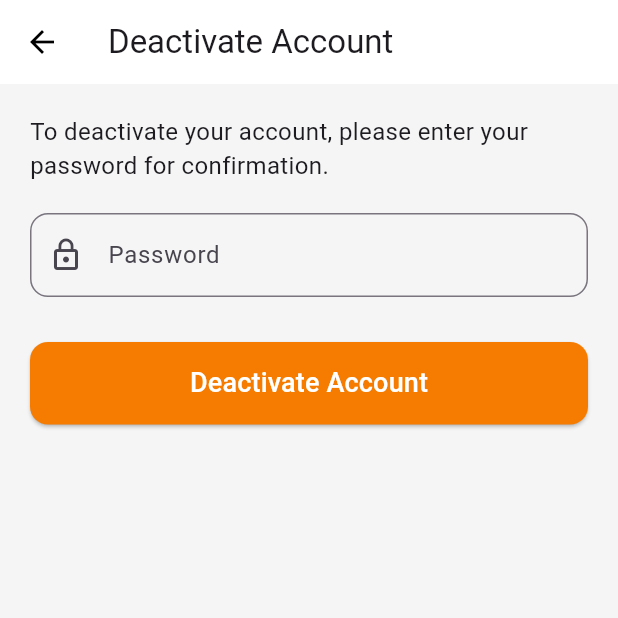
After one commit to AzfarSharifuddin/CScore, a Flutter app: the StudentProfilePage screen opened directly, after a tap on "Deactivate Account", on a phone screen of 412 x 824 dp, the top half of it. The commit adds this screen. Run offline on Flutter 3.47's test engine with Material 3 defaults, Android fonts, the light colour scheme and no system bars; our stand-ins replace chewie, cloud_firestore, connectivity_plus, dio, file_picker, firebase_auth and 9 more; missing offline and left inert: pdfx, video_compress, video_thumbnail; accounts and stored records are empty; network calls fail.

Commit message:
deactivate student

```diff
--- /dev/null
+++ b/cscore/lib/AccountModule/screen/deactivateaccount.dart
@@ -0,0 +1,118 @@
+import 'package:flutter/material.dart';
+import 'package:firebase_auth/firebase_auth.dart';
+import 'package:cloud_firestore/cloud_firestore.dart';
+
+class DeactivateAccountPage extends StatefulWidget {
+  const DeactivateAccountPage({super.key});
+
+  @override
+  State<DeactivateAccountPage> createState() => _DeactivateAccountPageState();
+}
+
+class _DeactivateAccountPageState extends State<DeactivateAccountPage> {
+  final _passwordController = TextEditingController();
+  bool _isLoading = false;
+
+  final _auth = FirebaseAuth.instance;
+  final _firestore = FirebaseFirestore.instance;
+
+  Future<void> _deactivate() async {
+    setState(() => _isLoading = true);
+
+    try {
+      final user = _auth.currentUser;
+      if (user == null) return;
+
+      final email = user.email!;
+      final password = _passwordController.text.trim();
+
+      // 🔐 1. Re-authenticate user
+      final cred = EmailAuthProvider.credential(email: email, password: password);
+      await user.reauthenticateWithCredential(cred);
+
+      // 🟥 2. Update Firestore status to "Deactivated"
+      await _firestore.collection("user").doc(user.uid).update({
+        "status": "Deactivated",
+      });
+
+      // 🚪 3. Sign out the user
+      await _auth.signOut();
+
+      if (!mounted) return;
+      Navigator.pushNamedAndRemoveUntil(context, '/', (route) => false);
+
+      ScaffoldMessenger.of(context).showSnackBar(
+        const SnackBar(
+          content: Text("Your account has been deactivated."),
+          backgroundColor: Colors.orange,
+        ),
+      );
+
+    } on FirebaseAuthException catch (e) {
+      setState(() => _isLoading = false);
+
+      String msg = "Error occurred.";
+      if (e.code == "wrong-password") msg = "Incorrect password.";
+      if (e.code == "invalid-credential") msg = "Invalid password.";
+
+      ScaffoldMessenger.of(context).showSnackBar(
+        SnackBar(content: Text(msg), backgroundColor: Colors.red),
+      );
+    }
+  }
+
+  @override
+  Widget build(BuildContext context) {
+    return Scaffold(
+      appBar: AppBar(
+        title: const Text("Deactivate Account"),
+        backgroundColor: Colors.white,
+        elevation: 0,
+        iconTheme: const IconThemeData(color: Colors.black),
+      ),
+      backgroundColor: Colors.grey[100],
+      body: Padding(
+        padding: const EdgeInsets.all(20),
+        child: Column(
+          crossAxisAlignment: CrossAxisAlignment.start,
+          children: [
+            const Text(
+              "To deactivate your account, please enter your password for confirmation.",
+              style: TextStyle(fontSize: 16),
+            ),
+            const SizedBox(height: 20),
+
+            TextField(
+              controller: _passwordController,
+              obscureText: true,
+              decoration: InputDecoration(
+                labelText: "Password",
+                prefixIcon: const Icon(Icons.lock_outline),
+                border: OutlineInputBorder(
+                  borderRadius: BorderRadius.circular(12),
+                ),
+              ),
+            ),
+
+            const SizedBox(height: 30),
+
+            _isLoading
+                ? const Center(child: CircularProgressIndicator())
+                : ElevatedButton(
+                    onPressed: _deactivate,
+                    style: ElevatedButton.styleFrom(
+                      backgroundColor: Colors.orange[700],
+                      foregroundColor: Colors.white,
+                      minimumSize: const Size(double.infinity, 55),
+                      shape: RoundedRectangleBorder(
+                        borderRadius: BorderRadius.circular(12),
+                      ),
+                    ),
+                    child: const Text("Deactivate Account", style: TextStyle(fontSize: 18)),
+                  ),
+          ],
+        ),
+      ),
+    );
+  }
+}
--- a/cscore/lib/AccountModule/screen/login.dart
+++ b/cscore/lib/AccountModule/screen/login.dart
@@ -72,6 +72,17 @@ class _LoginPageState extends State<LoginPage> {
         _showError("Your account has been suspended.");
         return;
       }
+      // User self-deactivated → reactivate on login
+        if (status == "Deactivated") {
+          await _firestore.collection("user").doc(uid).update({
+            "status": "Active",
+          });
+
+          ScaffoldMessenger.of(context).showSnackBar(
+            const SnackBar(content: Text("Welcome back! Your account is active again.")),
+          );
+        }
+
 
       // ✅ 4) ROUTE BY ROLE
       Widget nextPage;
--- a/cscore/lib/DashboardModule/Screens/student_profile.dart
+++ b/cscore/lib/DashboardModule/Screens/student_profile.dart
@@ -2,6 +2,7 @@ import 'package:flutter/material.dart';
 import 'package:cloud_firestore/cloud_firestore.dart';
 import 'package:firebase_auth/firebase_auth.dart';
 import 'package:cscore/AccountModule/screen/profile_edit.dart';
+import 'package:cscore/AccountModule/screen/deactivateaccount.dart';
 
 class StudentProfilePage extends StatefulWidget {
   const StudentProfilePage({super.key});
@@ -156,6 +157,21 @@ class _StudentProfilePageState extends State<StudentProfilePage> {
                           await _loadUser();
                         },
                       ),
+                      const SizedBox(height: 12),
+
+                        buildProfileButton(
+                          icon: Icons.pause_circle_filled_rounded,
+                          text: 'Deactivate Account',
+                          iconColor: Colors.orange,
+                          textColor: Colors.orange,
+                          onPressed: () {
+                            Navigator.push(
+                              context,
+                              MaterialPageRoute(builder: (_) => const DeactivateAccountPage()),
+                            );
+                          },
+                        ),
+
 
                       const SizedBox(height: 12),
 
```
